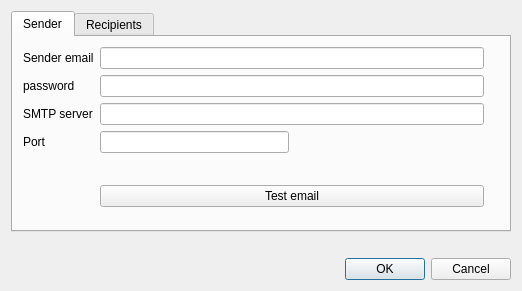
Above: src/ui/insert_email.ui from stefanodellosa-personal/WADAS before the change. Below: the same form after it.
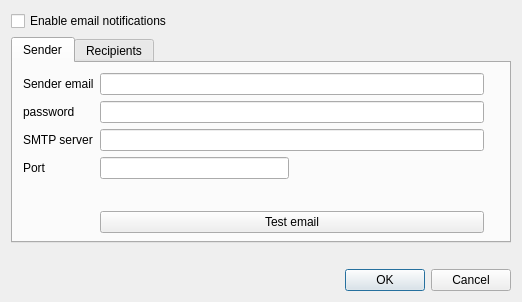
That is the form after the change.

Commit message:
email enablement status is now configurable (#56)
* Updated insert_email ui with enablement logic

* Updated logic for user warning when lunching operation mode

Now when running operation mode without protocol set or disabled different warning message is shown

```diff
--- a/src/ui/insert_email.ui
+++ b/src/ui/insert_email.ui
@@ -7,7 +7,7 @@
     <x>0</x>
     <y>0</y>
     <width>522</width>
-    <height>291</height>
+    <height>302</height>
    </rect>
   </property>
   <property name="sizePolicy">
@@ -19,8 +19,8 @@
   <property name="windowTitle">
    <string>Email configuration</string>
   </property>
-  <layout class="QVBoxLayout" name="verticalLayout">
-   <item>
+  <layout class="QGridLayout" name="gridLayout_2">
+   <item row="1" column="0">
     <widget class="QTabWidget" name="tabWidget">
      <property name="currentIndex">
       <number>0</number>
@@ -162,14 +162,7 @@
      </widget>
     </widget>
    </item>
-   <item>
-    <widget class="QLabel" name="label_status">
-     <property name="text">
-      <string/>
-     </property>
-    </widget>
-   </item>
-   <item>
+   <item row="3" column="0">
     <widget class="QDialogButtonBox" name="buttonBox">
      <property name="orientation">
       <enum>Qt::Orientation::Horizontal</enum>
@@ -179,6 +172,20 @@
      </property>
     </widget>
    </item>
+   <item row="2" column="0">
+    <widget class="QLabel" name="label_status">
+     <property name="text">
+      <string/>
+     </property>
+    </widget>
+   </item>
+   <item row="0" column="0">
+    <widget class="QCheckBox" name="checkBox_email_en">
+     <property name="text">
+      <string>Enable email notifications</string>
+     </property>
+    </widget>
+   </item>
   </layout>
  </widget>
  <tabstops>
```
The commit also changes 4 other files.
